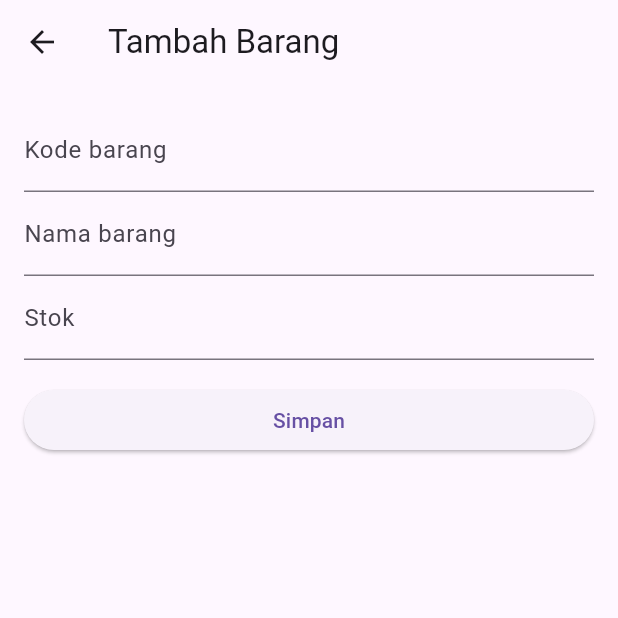
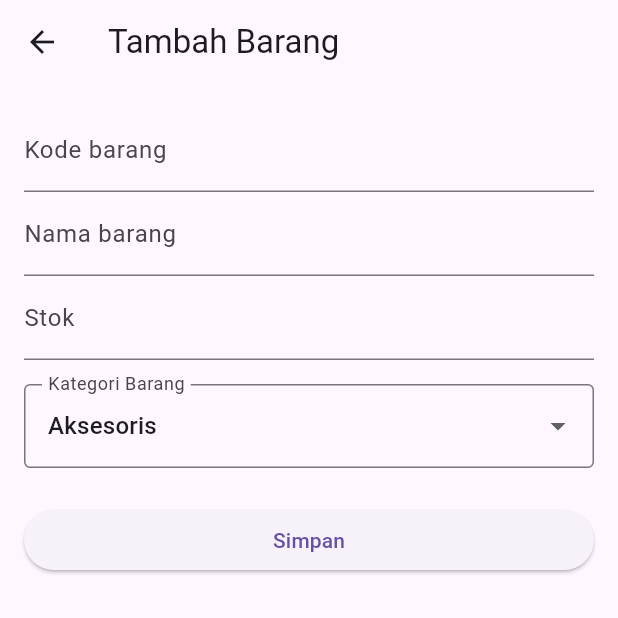
Before and after one commit to kaelvloper/Wahyu_SistemInformasi24, a Flutter app: the screen it shows after launch, after a tap on the "add" icon, on a phone screen of 412 x 824 dp, the top half of it. Run offline on Flutter 3.47's test engine with Material 3 defaults, Android fonts, the phone set to English and light mode, and no system bars; our stand-ins replace shared_preferences, sqflite; accounts and stored records are empty.

Commit message:
Anggota 6: Menambahkan dropdown kategori di form dan fitur filter daftar barang berdasarkan kategorinya

```diff
--- a/lib/main.dart
+++ b/lib/main.dart
@@ -11,15 +11,35 @@ class Barang {
   final String kode;
   final String nama;
   final int stok;
-  const Barang({required this.kode, required this.nama, required this.stok});
-  Barang copyWith({String? nama, int? stok}) => Barang(
-    kode: kode, nama: nama ?? this.nama, stok: stok ?? this.stok,
+  final String kategori; // Fitur Kategori ditambahkan
+
+  const Barang({
+    required this.kode,
+    required this.nama,
+    required this.stok,
+    required this.kategori,
+  });
+
+  Barang copyWith({String? nama, int? stok, String? kategori}) => Barang(
+    kode: kode,
+    nama: nama ?? this.nama,
+    stok: stok ?? this.stok,
+    kategori: kategori ?? this.kategori,
   );
-  Map<String, dynamic> toJson() => {'kode': kode, 'nama': nama, 'stok': stok};
+
+  Map<String, dynamic> toJson() => {
+    'kode': kode,
+    'nama': nama,
+    'stok': stok,
+    'kategori': kategori,
+  };
+
   factory Barang.fromJson(Map<String, dynamic> j) => Barang(
     kode: j['kode'] as String,
     nama: j['nama'] as String,
     stok: (j['stok'] as num).toInt(),
+    // Menggunakan fallback 'Lainnya' untuk data lama yang belum memiliki kategori
+    kategori: j['kategori'] as String? ?? 'Lainnya',
   );
 }
 
@@ -30,19 +50,38 @@ class InventarisPage extends StatefulWidget {
 }
 
 class _InventarisPageState extends State<InventarisPage> {
+  // Daftar pilihan kategori
+  final List<String> _daftarKategori = [
+    'Aksesoris',
+    'Perangkat Keras',
+    'Jaringan',
+    'Lainnya',
+  ];
+
+  // State untuk filter kategori aktif
+  String _kategoriTerpilih = 'Semua';
+
   final List<Barang> _barang = [
-    const Barang(kode: 'BRG001', nama: 'Mouse', stok: 5),
-    const Barang(kode: 'BRG002', nama: 'Keyboard', stok: 3),
+    const Barang(kode: 'BRG001', nama: 'Mouse', stok: 5, kategori: 'Aksesoris'),
+    const Barang(kode: 'BRG002', nama: 'Keyboard', stok: 3, kategori: 'Aksesoris'),
   ];
 
   bool _loading = true;
   final SharedPreferencesAsync _prefs = SharedPreferencesAsync();
-  static const String _key = 'inventaris_v1';
+  static const String _key = 'inventaris_v2'; // Versi key diperbarui untuk mendukung kategori
 
   @override
   void initState() {
     super.initState();
     _muat();
+  }
+
+  // Getter untuk memfilter daftar barang berdasarkan kategori
+  List<Barang> get _barangTersaring {
+    if (_kategoriTerpilih == 'Semua') {
+      return _barang;
+    }
+    return _barang.where((item) => item.kategori == _kategoriTerpilih).toList();
   }
 
   Future<void> _muat() async {
@@ -79,7 +118,7 @@ class _InventarisPageState extends State<InventarisPage> {
 
   Future<void> _tambah() async {
     final baru = await Navigator.push<Barang>(context,
-      MaterialPageRoute(builder: (_) => const FormBarangPage()));
+      MaterialPageRoute(builder: (_) => FormBarangPage(daftarKategori: _daftarKategori)));
     if (!mounted || baru == null) return;
     if (_barang.any((item) => item.kode.toLowerCase() == baru.kode.toLowerCase())) {
       _pesan('Kode barang sudah digunakan');
@@ -94,7 +133,7 @@ class _InventarisPageState extends State<InventarisPage> {
 
   Future<void> _ubah(Barang asal) async {
     final hasil = await Navigator.push<Barang>(context,
-      MaterialPageRoute(builder: (_) => FormBarangPage(barang: asal)));
+      MaterialPageRoute(builder: (_) => FormBarangPage(barang: asal, daftarKategori: _daftarKategori)));
     if (!mounted || hasil == null) return;
     final index = _barang.indexWhere((item) => item.kode == asal.kode);
     if (index < 0) return;
@@ -120,29 +159,86 @@ class _InventarisPageState extends State<InventarisPage> {
 
   @override
   Widget build(BuildContext context) {
+    final filterList = ['Semua', ..._daftarKategori];
+
     return Scaffold(
       appBar: AppBar(title: const Text('Inventaris Laboratorium')),
-      body: _loading ? const Center(child: CircularProgressIndicator()) : ListView.builder(
-          itemCount: _barang.length,
-          itemBuilder: (context, i) {
-            final b = _barang[i];
-            return Card(child: ListTile(
-              title: Text(b.nama),
-              subtitle: Text('${b.kode} • Stok: ${b.stok}'),
-              trailing: Row(mainAxisSize: MainAxisSize.min, children: [IconButton(tooltip: 'Edit', onPressed: () => _ubah(b), icon: const Icon(Icons.edit)),
-IconButton(tooltip: 'Hapus', onPressed: () => _hapus(b), icon: const Icon(Icons.delete)),
-]),
-            ));
+      body: _loading
+        ? const Center(child: CircularProgressIndicator())
+        : Column(
+            children: [
+              // Bagian Filter Kategori (Horizontal Chips)
+              SingleChildScrollView(
+                scrollDirection: Axis.horizontal,
+                padding: const EdgeInsets.symmetric(horizontal: 16, vertical: 8),
+                child: Row(
+                  children: filterList.map((kat) {
+                    final isSelected = _kategoriTerpilih == kat;
+                    return Padding(
+                      padding: const EdgeInsets.only(right: 8),
+                      child: ChoiceChip(
+                        label: Text(kat),
+                        selected: isSelected,
+                        onSelected: (selected) {
+                          setState(() {
+                            _kategoriTerpilih = kat;
+                          });
                         },
                       ),
-      floatingActionButton: FloatingActionButton(onPressed: _tambah, child: const Icon(Icons.add)),
+                    );
+                  }).toList(),
+                ),
+              ),
+
+              // Daftar Barang Berdasarkan Filter
+              Expanded(
+                child: _barangTersaring.isEmpty
+                    ? const Center(child: Text('Tidak ada barang pada kategori ini.'))
+                    : ListView.builder(
+                        itemCount: _barangTersaring.length,
+                        itemBuilder: (context, i) {
+                          final b = _barangTersaring[i];
+                          return Card(
+                            margin: const EdgeInsets.symmetric(horizontal: 16, vertical: 4),
+                            child: ListTile(
+                              title: Text(b.nama),
+                              subtitle: Text('${b.kode} • Stok: ${b.stok} • ${b.kategori}'),
+                              trailing: Row(
+                                mainAxisSize: MainAxisSize.min,
+                                children: [
+                                  IconButton(
+                                    tooltip: 'Edit',
+                                    onPressed: () => _ubah(b),
+                                    icon: const Icon(Icons.edit),
+                                  ),
+                                  IconButton(
+                                    tooltip: 'Hapus',
+                                    onPressed: () => _hapus(b),
+                                    icon: const Icon(Icons.delete),
+                                  ),
+                                ],
+                              ),
+                            ),
+                          );
+                        },
+                      ),
+              ),
+            ],
+          ),
+      floatingActionButton: FloatingActionButton(
+        onPressed: _tambah,
+        child: const Icon(Icons.add),
+      ),
     );
   }
 }
 
 class FormBarangPage extends StatefulWidget {
   final Barang? barang;
-  const FormBarangPage({super.key, this.barang});
+  final List<String> daftarKategori;
+
+  const FormBarangPage({super.key, this.barang, required this.daftarKategori});
+
   @override
   State<FormBarangPage> createState() => _FormBarangPageState();
 }
@@ -152,6 +248,7 @@ class _FormBarangPageState extends State<FormBarangPage> {
   late final TextEditingController _kode;
   late final TextEditingController _nama;
   late final TextEditingController _stok;
+  late String _kategoriPilihan;
 
   @override
   void initState() {
@@ -159,6 +256,7 @@ class _FormBarangPageState extends State<FormBarangPage> {
     _kode = TextEditingController(text: widget.barang?.kode ?? '');
     _nama = TextEditingController(text: widget.barang?.nama ?? '');
     _stok = TextEditingController(text: widget.barang?.stok.toString() ?? '');
+    _kategoriPilihan = widget.barang?.kategori ?? widget.daftarKategori.first;
   }
 
   @override
@@ -174,7 +272,9 @@ class _FormBarangPageState extends State<FormBarangPage> {
     appBar: AppBar(title: Text(widget.barang == null ? 'Tambah Barang' : 'Ubah Barang')),
     body: Form(
       key: _form,
-      child: ListView(padding: const EdgeInsets.all(16), children: [
+      child: ListView(
+        padding: const EdgeInsets.all(16),
+        children: [
           TextFormField(
             controller: _kode,
             readOnly: widget.barang != null,
@@ -198,15 +298,45 @@ class _FormBarangPageState extends State<FormBarangPage> {
             },
           ),
           const SizedBox(height: 16),
-        ElevatedButton(onPressed: () {
+          // Dropdown Kategori di dalam Form
+          DropdownButtonFormField<String>(
+            value: _kategoriPilihan,
+            decoration: const InputDecoration(
+              labelText: 'Kategori Barang',
+              border: OutlineInputBorder(),
+            ),
+            items: widget.daftarKategori.map((kat) {
+              return DropdownMenuItem(
+                value: kat,
+                child: Text(kat),
+              );
+            }).toList(),
+            onChanged: (val) {
+              if (val != null) {
+                setState(() {
+                  _kategoriPilihan = val;
+                });
+              }
+            },
+          ),
+          const SizedBox(height: 24),
+          ElevatedButton(
+            onPressed: () {
               if (!_form.currentState!.validate()) return;
-          Navigator.pop(context, Barang(
+              Navigator.pop(
+                context,
+                Barang(
                   kode: _kode.text.trim(),
                   nama: _nama.text.trim(),
                   stok: int.parse(_stok.text.trim()),
-          ));
-        }, child: const Text('Simpan')),
-      ]),
+                  kategori: _kategoriPilihan,
+                ),
+              );
+            },
+            child: const Text('Simpan'),
+          ),
+        ],
+      ),
     ),
   );
 }
```
Also changed, not shown: pubspec.lock. Lines whose indentation alone changed are shown as unchanged.
